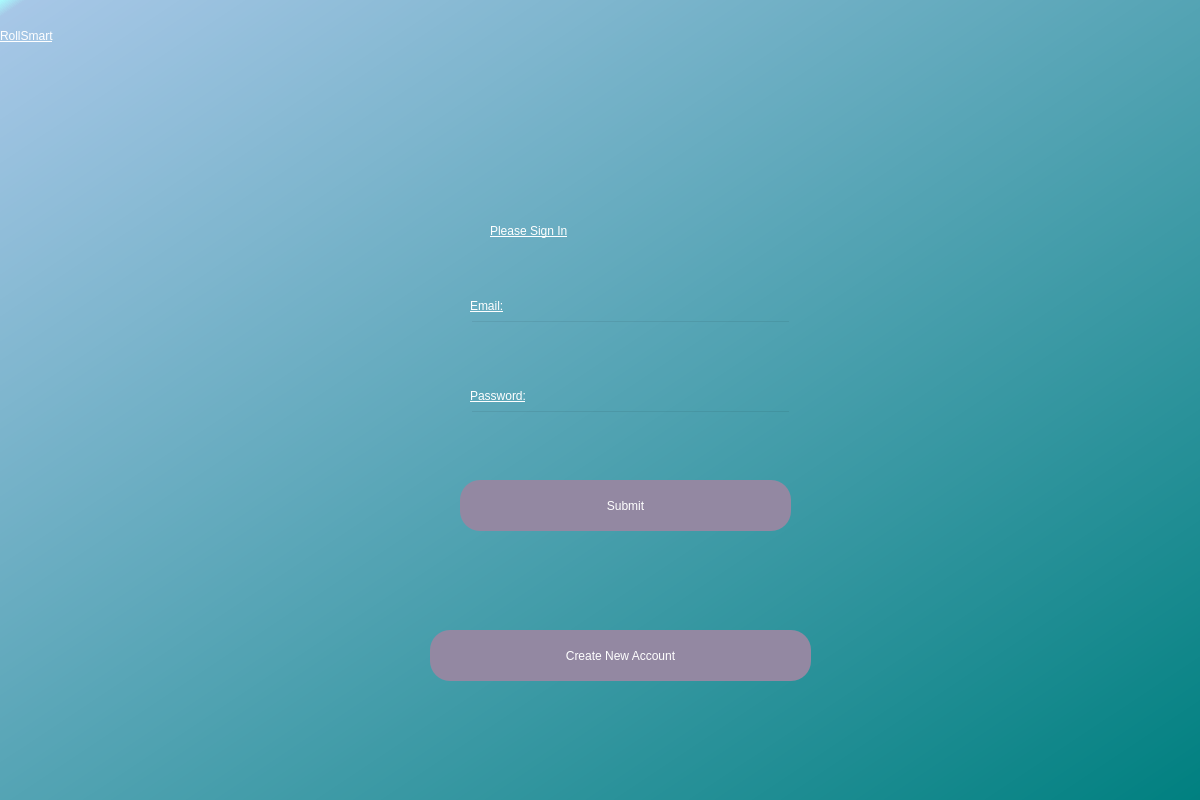
Above: IntroScreen.ui from MysticalMango647/RollSmartGui before the change. Below: the same form after it.
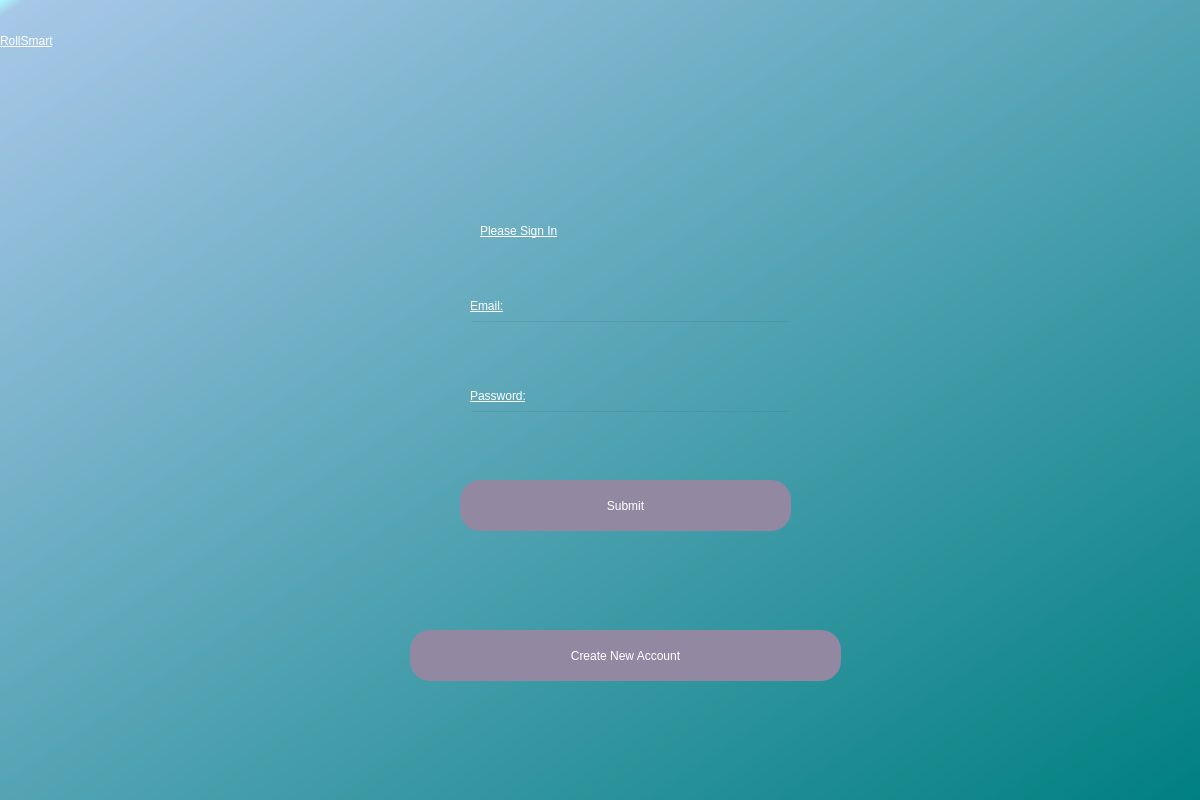
That is the form after the change.

Patch:
```diff
--- a/IntroScreen.ui
+++ b/IntroScreen.ui
@@ -32,7 +32,7 @@
       <x>0</x>
       <y>0</y>
       <width>611</width>
-      <height>71</height>
+      <height>81</height>
      </rect>
     </property>
     <property name="styleSheet">
@@ -66,7 +66,7 @@
    <widget class="QLabel" name="label_2">
     <property name="geometry">
      <rect>
-      <x>490</x>
+      <x>480</x>
       <y>210</y>
       <width>291</width>
       <height>41</height>
@@ -177,9 +177,9 @@
    <widget class="QPushButton" name="createNewAccountButton">
     <property name="geometry">
      <rect>
-      <x>430</x>
+      <x>410</x>
       <y>630</y>
-      <width>381</width>
+      <width>431</width>
       <height>51</height>
      </rect>
     </property>
```
